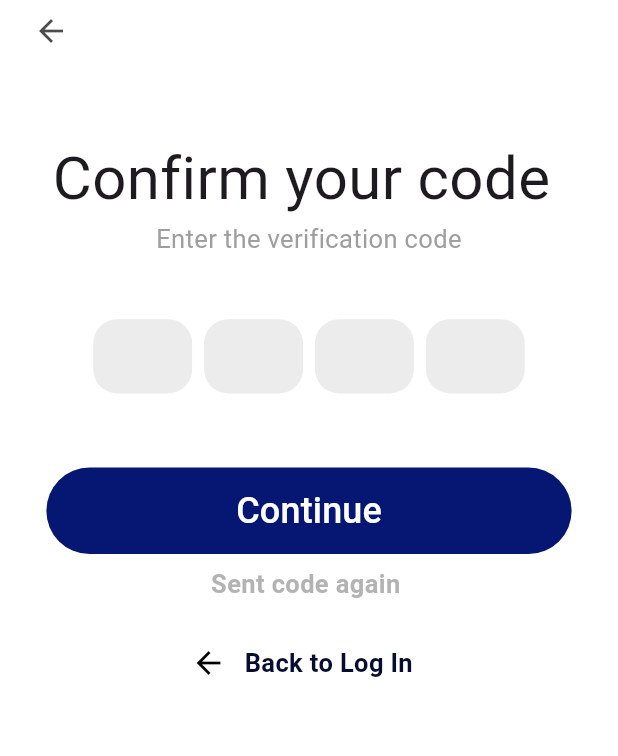
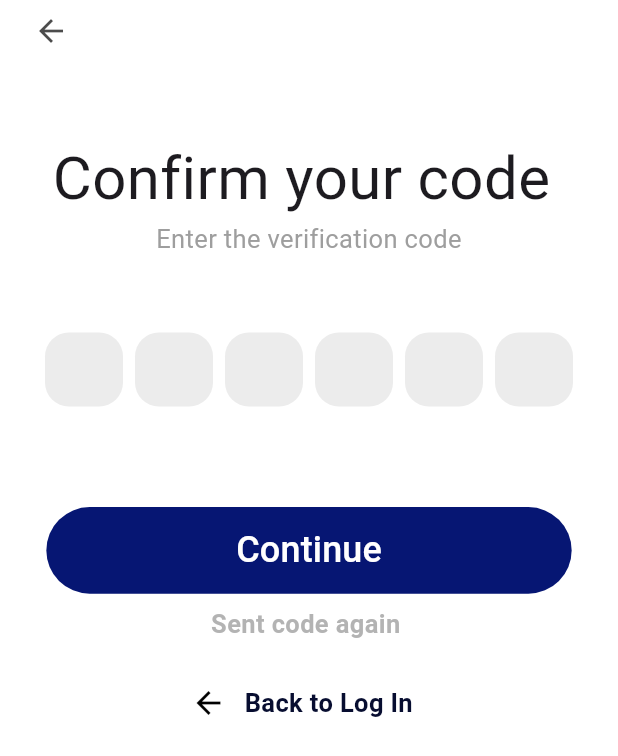
Before and after one commit to sreeragp79/havenhub, a Flutter app: the ConfirmCode1 screen opened directly, on a phone screen of 412 x 824 dp. Shown: the top 756 px of the screen. Run offline on Flutter 3.47's test engine with Material 3 defaults, Android fonts, the phone set to English and light mode, and no system bars; drawn by our look-alikes of pinput; our stand-ins replace carousel_slider, cloud_firestore, firebase_auth, firebase_core, firebase_storage, image_cropper and 2 more; accounts and stored records are empty; Roboto replaces fonts that are missing (jeju2).

Commit message:
first commit

```diff
--- a/lib/Provider/MainProvider.dart
+++ b/lib/Provider/MainProvider.dart
@@ -4,8 +4,6 @@ import 'dart:io';
 import 'package:cloud_firestore/cloud_firestore.dart';
 import 'package:firebase_storage/firebase_storage.dart' as firebase_storage;
 import 'package:firebase_storage/firebase_storage.dart';
-
-import 'package:flutter/cupertino.dart';
 
 import 'package:flutter/material.dart';
 import 'package:image_cropper/image_cropper.dart';
@@ -94,7 +92,7 @@ notifyListeners();
           doc.get("FIRST_NAME"),
           doc.get("PHONE_NUMBER"),
           doc.get("EMAIL"),
-          doc.get("PASSWORD")
+          doc.get("PASSWORD"),
         );
       }).toList();
 
@@ -220,6 +218,7 @@ void addResort() {
   db.collection("RESORT_DETAILS").doc(id).set(addressDetails);
   notifyListeners();
 }
+
 }
 
 
--- a/lib/user/California.dart
+++ b/lib/user/California.dart
@@ -4,7 +4,6 @@ import 'package:haven_hub/Provider/MainProvider.dart';
 import 'package:provider/provider.dart';
 
 import 'Book Now.dart';
-import 'Login Page.dart';
 
 class California extends StatefulWidget {
   const California({super.key});
--- a/lib/user/Confirm Code.dart
+++ b/lib/user/Confirm Code.dart
@@ -56,10 +56,12 @@ class _OtpState extends State<ConfirmCode1> {
                 ),
               ),
             ),
-            SizedBox(height: height* 0.05,),
+            SizedBox(height: 20,),
 
-            Pinput(
-              length: 4,
+            Padding(
+              padding: const EdgeInsets.all(30),
+              child: Pinput(
+                length: 6,
                 defaultPinTheme: (
                     PinTheme(
                       textStyle: TextStyle(
@@ -75,7 +77,8 @@ class _OtpState extends State<ConfirmCode1> {
                     )
                 ),
               ),
-            SizedBox(height: height* 0.06,),
+            ),
+            SizedBox(height: 37,),
             TextButton(
               style: TextButton.styleFrom(
                 backgroundColor:Color(0xff061673),
@@ -133,6 +136,7 @@ class _OtpState extends State<ConfirmCode1> {
               ),
             ),
 
+
           ],
         ),
       ),
```
Also changed, not shown: lib/models/userModel.dart (+10 -0 lines), lib/user/Exclusive.dart (+8 -1 lines), lib/user/Favorite.dart (+8 -2 lines), lib/user/My Profile.dart (+33 -2 lines). Lines whose indentation alone changed are shown as unchanged.
